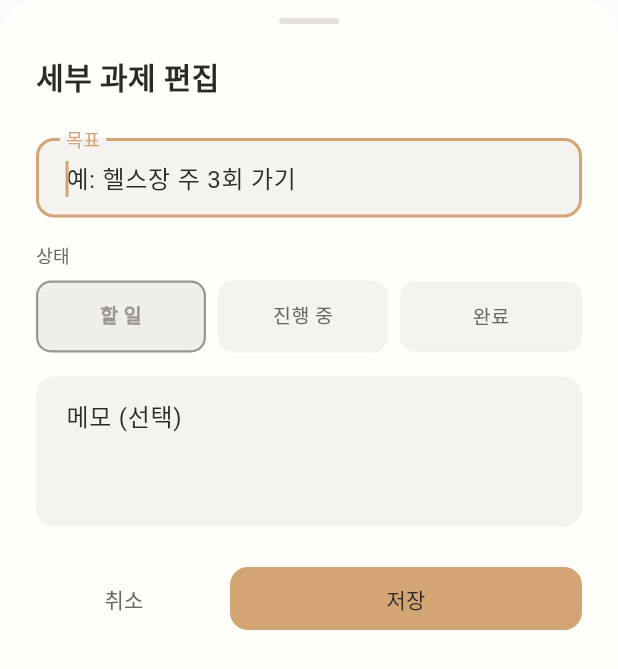
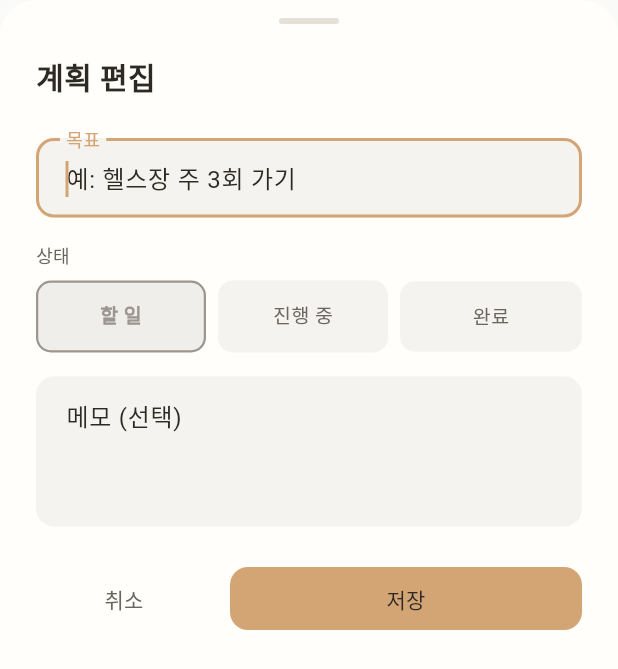
Before and after one commit to evan-hwang/mandalart-rpg, a Flutter app: the GoalEditSheet widget shown alone on an empty page, opened directly with empty values, on a phone screen of 412 x 824 dp. Shown: the top 669 px of the screen. Run offline on Flutter 3.47's test engine with Material 3 defaults, Android fonts, the phone set to English and light mode, and no system bars; our stand-ins replace drift, screenshot, share_plus, shared_preferences; accounts and stored records are empty; generated files the repository leaves out were written again; Roboto replaces fonts that are missing (Pretendard).

Commit message:
fix: update terminology for goal hierarchy
- 목표 (main): 세부 목표가 모두 완료되면 자동 완료
- 세부 목표 (sub): 계획이 모두 완료되면 자동 완료
- 계획 (detail): 수동 상태 변경

🤖 Generated with [Claude Code](https://claude.com/claude-code)

Co-Authored-By: Claude <noreply@anthropic.com>

```diff
--- a/lib/features/mandalart/widgets/goal_edit_sheet.dart
+++ b/lib/features/mandalart/widgets/goal_edit_sheet.dart
@@ -134,8 +134,8 @@ class _GoalEditSheetState extends State<GoalEditSheet> {
                       Expanded(
                         child: Text(
                           role == CellRole.main
-                              ? '서브 과제가 모두 완료되면 자동으로 완료됩니다'
-                              : '세부 과제가 모두 완료되면 자동으로 완료됩니다',
+                              ? '세부 목표가 모두 완료되면 자동으로 완료됩니다'
+                              : '계획이 모두 완료되면 자동으로 완료됩니다',
                           style: TextStyle(
                             fontSize: 13,
                             color: AppColors.textSecondary,
@@ -188,9 +188,9 @@ class _GoalEditSheetState extends State<GoalEditSheet> {
 
   String _sheetTitle(CellRole role) {
     return switch (role) {
-      CellRole.main => '메인 목표 편집',
-      CellRole.sub => '서브 과제 편집',
-      CellRole.detail => '세부 과제 편집',
+      CellRole.main => '목표 편집',
+      CellRole.sub => '세부 목표 편집',
+      CellRole.detail => '계획 편집',
     };
   }
 
```
